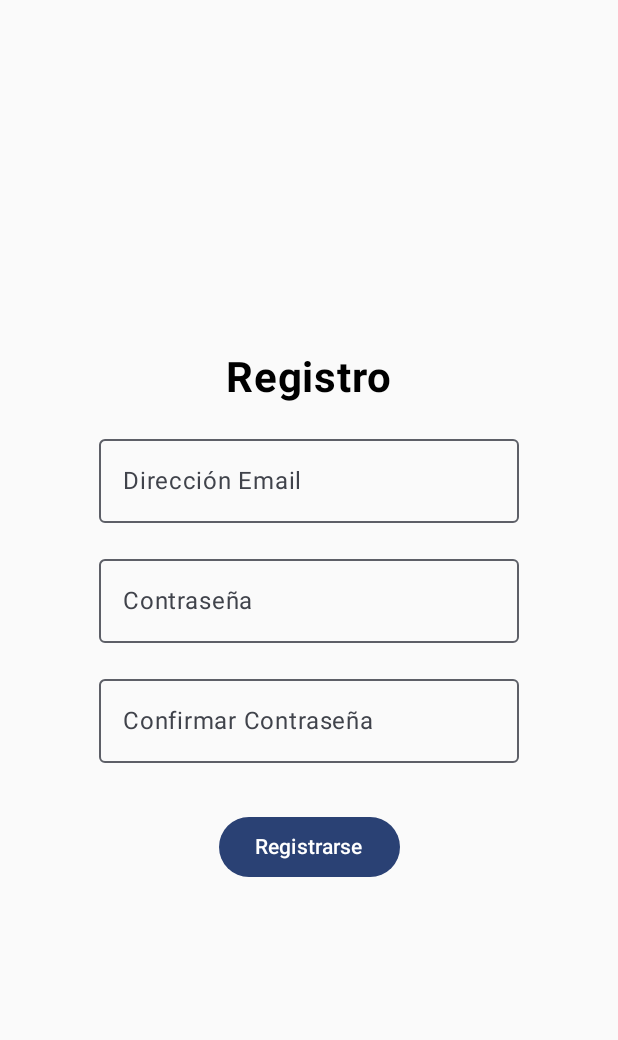
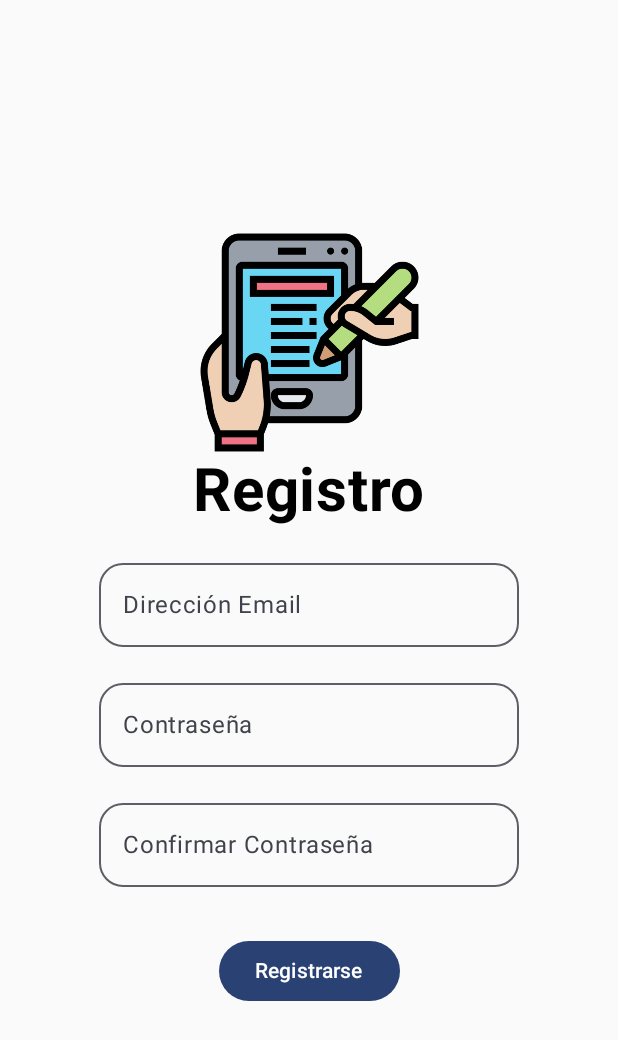
Before and after one commit to GiovannyOtarola/SumativaMobile, an Android app built with Jetpack Compose: the RegistroScreen screen opened through its navigation route, on a phone screen of 412 x 824 dp. Shown: the top 1040 px of the screen. Run offline under Robolectric (Android 15) with nearby library versions, the light colour scheme and no system bars.

Commit message:
pequeños retoques

```diff
--- a/app/src/main/java/com/example/sumativamobile/LoginScreen.kt
+++ b/app/src/main/java/com/example/sumativamobile/LoginScreen.kt
@@ -9,6 +9,7 @@ import androidx.compose.foundation.layout.fillMaxSize
 import androidx.compose.foundation.layout.fillMaxWidth
 import androidx.compose.foundation.layout.height
 import androidx.compose.foundation.layout.size
+import androidx.compose.foundation.shape.RoundedCornerShape
 import androidx.compose.material3.Button
 import androidx.compose.material3.MaterialTheme
 import androidx.compose.material3.OutlinedTextField
@@ -51,13 +52,15 @@ fun LoginScreen(navController: NavController, onNavigateToRegister: () -> Unit,
 
         OutlinedTextField(value = email, onValueChange ={
             email = it
-        }, label ={ Text(text = "Dirección Email")} )
+        }, shape = RoundedCornerShape(16.dp),
+            label ={ Text(text = "Dirección Email")} )
 
         Spacer(modifier = Modifier.height(16.dp))
 
         OutlinedTextField(value = password, onValueChange ={
             password = it
-        }, label ={ Text(text = "Contraseña")}, visualTransformation = PasswordVisualTransformation())
+        }, shape = RoundedCornerShape(16.dp),
+            label ={ Text(text = "Contraseña")}, visualTransformation = PasswordVisualTransformation())
 
         Spacer(modifier = Modifier.height(32.dp))
 
--- a/app/src/main/java/com/example/sumativamobile/MainActivity.kt
+++ b/app/src/main/java/com/example/sumativamobile/MainActivity.kt
@@ -45,7 +45,7 @@ class MainActivity : ComponentActivity() {
                         Recuperar(context = this@MainActivity)
                     }
                     composable("principal") {
-                        Principal()
+                        Principal(listaUsuarios = listaUsuarios)
                     }
                 }
             }
--- a/app/src/main/java/com/example/sumativamobile/Registro.kt
+++ b/app/src/main/java/com/example/sumativamobile/Registro.kt
@@ -1,4 +1,6 @@
+import androidx.compose.foundation.Image
 import androidx.compose.foundation.layout.*
+import androidx.compose.foundation.shape.RoundedCornerShape
 import androidx.compose.material3.Button
 import androidx.compose.material3.MaterialTheme
 import androidx.compose.material3.OutlinedTextField
@@ -6,10 +8,12 @@ import androidx.compose.material3.Text
 import androidx.compose.runtime.*
 import androidx.compose.ui.Alignment
 import androidx.compose.ui.Modifier
+import androidx.compose.ui.res.painterResource
 import androidx.compose.ui.text.font.FontWeight
 import androidx.compose.ui.text.input.PasswordVisualTransformation
 import androidx.compose.ui.unit.dp
 import androidx.compose.ui.unit.sp
+import com.example.sumativamobile.R
 import com.example.sumativamobile.User
 import com.example.sumativamobile.listaUsuarios
 
@@ -27,13 +31,17 @@ fun RegistroScreen(onRegistrationComplete: () -> Unit, listaUsuarios: listaUsuar
         verticalArrangement = Arrangement.Center,
         horizontalAlignment = Alignment.CenterHorizontally
     ) {
-        Text(text = "Registro", fontSize = 28.sp, fontWeight = FontWeight.Bold)
+        Image(painter = painterResource(id = R.drawable.registro), contentDescription = "Registro image",
+            modifier = Modifier.size(150.dp))
+
+        Text(text = "Registro", fontSize = 40.sp, fontWeight = FontWeight.Bold)
 
         Spacer(modifier = Modifier.height(16.dp))
 
         OutlinedTextField(
             value = email,
             onValueChange = { email = it },
+            shape = RoundedCornerShape(16.dp),
             label = { Text(text = "Dirección Email") }
         )
 
@@ -42,6 +50,7 @@ fun RegistroScreen(onRegistrationComplete: () -> Unit, listaUsuarios: listaUsuar
         OutlinedTextField(
             value = password,
             onValueChange = { password = it },
+            shape = RoundedCornerShape(16.dp),
             label = { Text(text = "Contraseña") },
             visualTransformation = PasswordVisualTransformation()
         )
@@ -51,6 +60,7 @@ fun RegistroScreen(onRegistrationComplete: () -> Unit, listaUsuarios: listaUsuar
         OutlinedTextField(
             value = confirmPassword,
             onValueChange = { confirmPassword = it },
+            shape = RoundedCornerShape(16.dp),
             label = { Text(text = "Confirmar Contraseña") },
             visualTransformation = PasswordVisualTransformation()
         )
--- a/app/src/main/java/com/example/sumativamobile/listaUsuarios.kt
+++ b/app/src/main/java/com/example/sumativamobile/listaUsuarios.kt
@@ -26,7 +26,4 @@ class listaUsuarios(context: Context) {
         return gson.fromJson(json, type)
     }
 
-
-
-
 }
```
Also changed, not shown: app/src/main/java/com/example/sumativamobile/Principal.kt (+32 -5 lines), app/src/main/java/com/example/sumativamobile/Recuperar.kt (+9 -0 lines), app/src/main/res/drawable/a.png (added), app/src/main/res/drawable/recuperar.png (added), app/src/main/res/drawable/registro.png (added).
